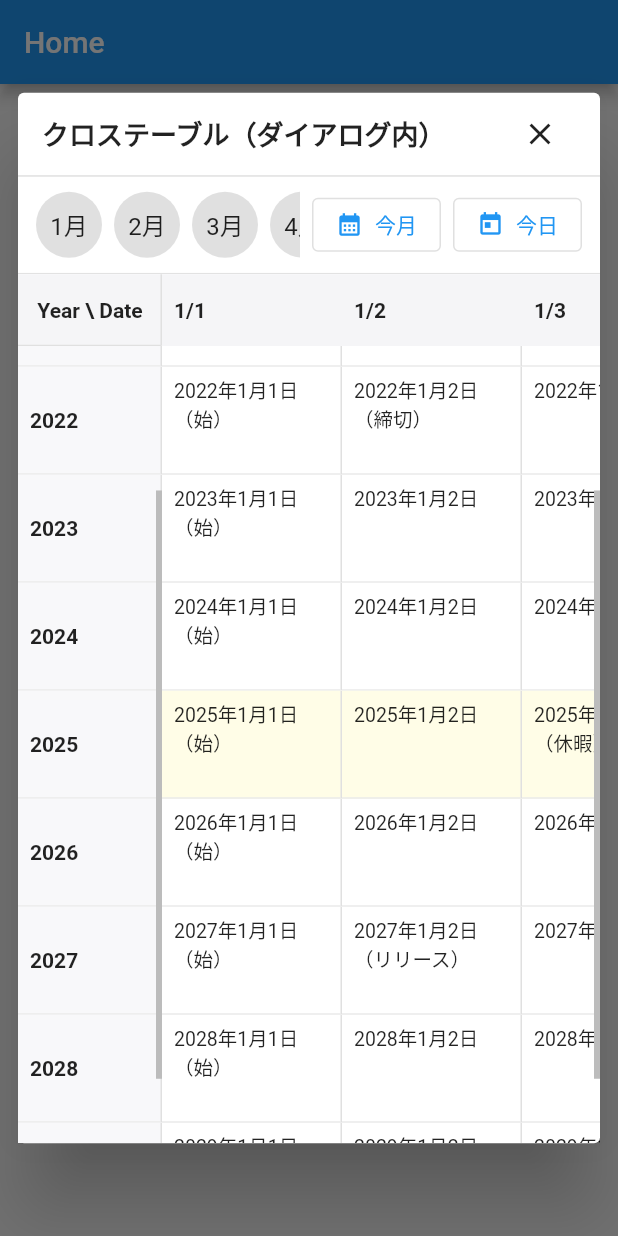
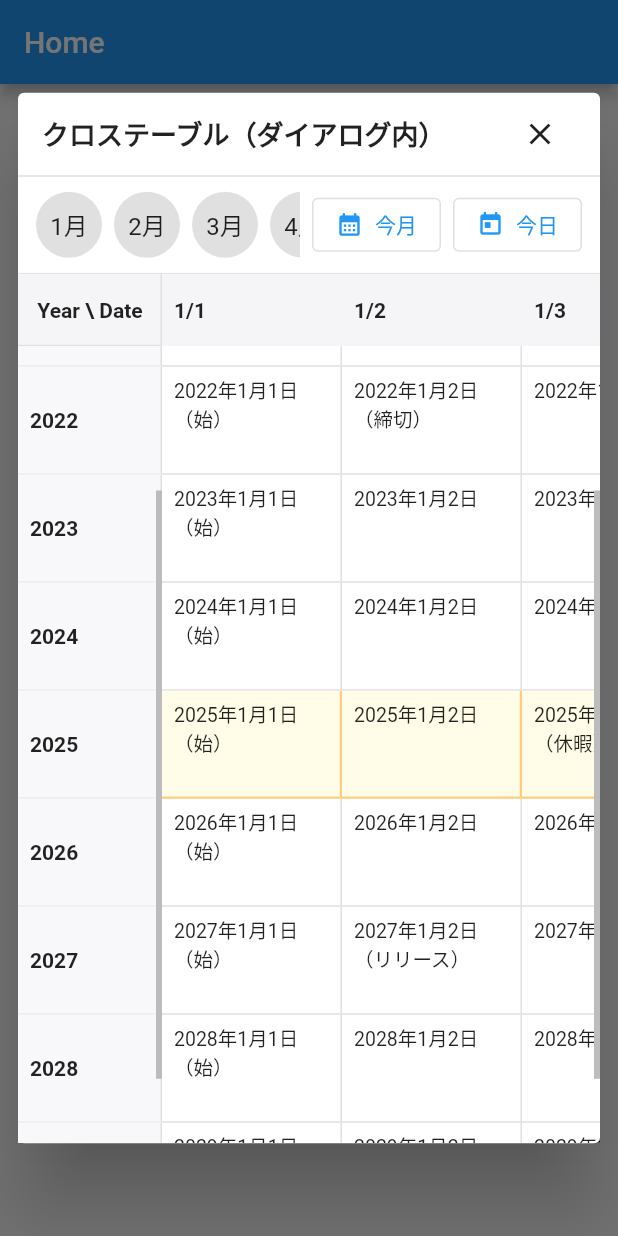
Before and after one commit to toyotarou/test_flutter_cross_table_sample, a Flutter app: the screen it shows after launch, after a tap on "カレンダーを開く（10年分＆ダミー多め）", on a phone screen of 412 x 824 dp. Run offline on Flutter 3.47's test engine with Material 3 defaults, Android fonts, the light colour scheme and no system bars; drawn by our look-alikes of scroll_to_index.

Commit message:
オレンジ色の枠線を追加

```diff
--- a/lib/screens/components/cross_calendar_alert.dart
+++ b/lib/screens/components/cross_calendar_alert.dart
@@ -45,7 +45,7 @@
   late final Map<String, int> _dayIndex;
   late final List<double> _prefixWidths;
 
-  double get _bodyTotalHeight => widget.rowHeights.sublist(1).reduce((a, b) => a + b);
+  double get _bodyTotalHeight => widget.rowHeights.sublist(1).reduce((double a, double b) => a + b);
 
   @override
   void initState() {
@@ -53,15 +53,16 @@
     _hHeaderCtrl = AutoScrollController(axis: Axis.horizontal);
     _hBodyCtrl = AutoScrollController(axis: Axis.horizontal);
 
-    final now = DateTime.now();
+    final DateTime now = DateTime.now();
     _currentMonth = now.month;
+    // ignore: always_specify_types
     _yearKeys = List.generate(widget.years.length, (_) => GlobalKey());
 
-    _monthStartIndex = {
-      for (var m = 1; m <= 12; m++)
-        m: widget.monthDays.indexWhere((md) => md.startsWith('${m.toString().padLeft(2, '0')}-')),
+    _monthStartIndex = <int, int>{
+      for (int m = 1; m <= 12; m++)
+        m: widget.monthDays.indexWhere((String md) => md.startsWith('${m.toString().padLeft(2, '0')}-')),
     };
-    _dayIndex = {for (int i = 0; i < widget.monthDays.length; i++) widget.monthDays[i]: i};
+    _dayIndex = <String, int>{for (int i = 0; i < widget.monthDays.length; i++) widget.monthDays[i]: i};
     _prefixWidths = List<double>.filled(widget.monthDays.length + 1, 0);
     for (int i = 1; i <= widget.monthDays.length; i++) {
       _prefixWidths[i] = _prefixWidths[i - 1] + widget.colWidths[i];
@@ -69,31 +70,47 @@
 
     // 横同期
     _hHeaderCtrl.addListener(() {
-      if (_syncingH) return;
+      if (_syncingH) {
+        return;
+      }
       _syncingH = true;
-      if (_hBodyCtrl.hasClients) _hBodyCtrl.jumpTo(_hHeaderCtrl.offset);
+      if (_hBodyCtrl.hasClients) {
+        _hBodyCtrl.jumpTo(_hHeaderCtrl.offset);
+      }
       _syncingH = false;
       _updateCurrentMonthByOffset(_hHeaderCtrl.offset);
     });
     _hBodyCtrl.addListener(() {
-      if (_syncingH) return;
+      if (_syncingH) {
+        return;
+      }
       _syncingH = true;
-      if (_hHeaderCtrl.hasClients) _hHeaderCtrl.jumpTo(_hBodyCtrl.offset);
+      if (_hHeaderCtrl.hasClients) {
+        _hHeaderCtrl.jumpTo(_hBodyCtrl.offset);
+      }
       _syncingH = false;
       _updateCurrentMonthByOffset(_hBodyCtrl.offset);
     });
 
     // 縦同期
     _vLeftCtrl.addListener(() {
-      if (_syncingV) return;
+      if (_syncingV) {
+        return;
+      }
       _syncingV = true;
-      if (_vBodyCtrl.hasClients) _vBodyCtrl.jumpTo(_vLeftCtrl.offset);
+      if (_vBodyCtrl.hasClients) {
+        _vBodyCtrl.jumpTo(_vLeftCtrl.offset);
+      }
       _syncingV = false;
     });
     _vBodyCtrl.addListener(() {
-      if (_syncingV) return;
+      if (_syncingV) {
+        return;
+      }
       _syncingV = true;
-      if (_vLeftCtrl.hasClients) _vLeftCtrl.jumpTo(_vBodyCtrl.offset);
+      if (_vLeftCtrl.hasClients) {
+        _vLeftCtrl.jumpTo(_vBodyCtrl.offset);
+      }
       _syncingV = false;
     });
 
@@ -107,26 +124,27 @@
   void _updateCurrentMonthByOffset(double dx) {
     int lo = 0, hi = widget.monthDays.length;
     while (lo < hi) {
-      final mid = (lo + hi) >> 1;
+      final int mid = (lo + hi) >> 1;
       if (_prefixWidths[mid] <= dx) {
         lo = mid + 1;
       } else {
         hi = mid;
       }
     }
-    final idx = (lo - 1).clamp(0, widget.monthDays.length - 1);
-    final md = widget.monthDays[idx];
-    final m = int.tryParse(md.substring(0, 2)) ?? 1;
+    final int idx = (lo - 1).clamp(0, widget.monthDays.length - 1);
+    final String md = widget.monthDays[idx];
+    final int m = int.tryParse(md.substring(0, 2)) ?? 1;
     if (m != _currentMonth) {
       setState(() => _currentMonth = m);
-      _ensureMonthButtonVisible(m, alignment: 0.5);
+      _ensureMonthButtonVisible(m);
     }
   }
 
   Future<void> _scrollToMonth(int month) async {
-    final idx = _monthStartIndex[month] ?? 0;
+    final int idx = _monthStartIndex[month] ?? 0;
     _syncingH = true;
-    await Future.wait([
+    // ignore: strict_raw_type, always_specify_types
+    await Future.wait(<Future>[
       _hHeaderCtrl.scrollToIndex(
         idx,
         preferPosition: AutoScrollPosition.begin,
@@ -139,17 +157,20 @@
       ),
     ]);
     _syncingH = false;
-    if (_currentMonth != month) setState(() => _currentMonth = month);
-    _ensureMonthButtonVisible(month, alignment: 0.5);
+    if (_currentMonth != month) {
+      setState(() => _currentMonth = month);
+    }
+    _ensureMonthButtonVisible(month);
   }
 
   Future<void> _scrollToTodayDay({bool fromInit = false}) async {
-    final now = DateTime.now();
-    final md = '${now.month.toString().padLeft(2, '0')}-${now.day.toString().padLeft(2, '0')}';
-    final idx = _dayIndex[md];
+    final DateTime now = DateTime.now();
+    final String md = '${now.month.toString().padLeft(2, '0')}-${now.day.toString().padLeft(2, '0')}';
+    final int? idx = _dayIndex[md];
     if (idx != null) {
       _syncingH = true;
-      await Future.wait([
+      // ignore: strict_raw_type, always_specify_types
+      await Future.wait(<Future>[
         _hHeaderCtrl.scrollToIndex(
           idx,
           preferPosition: AutoScrollPosition.begin,
@@ -166,15 +187,19 @@
       await _scrollToMonth(now.month);
     }
 
-    if (_currentMonth != now.month) setState(() => _currentMonth = now.month);
+    if (_currentMonth != now.month) {
+      setState(() => _currentMonth = now.month);
+    }
     _ensureMonthButtonVisible(now.month, alignment: fromInit ? (now.month >= 7 ? 1.0 : 0.0) : 0.5, animate: !fromInit);
-    _ensureYearVisible(_closestYearTo(now.year), alignment: 0.5, animate: !fromInit);
+    _ensureYearVisible(_closestYearTo(now.year), animate: !fromInit);
   }
 
   void _ensureMonthButtonVisible(int month, {double alignment = 0.5, bool animate = true}) {
-    final i = (month - 1).clamp(0, 11);
-    final ctx = _monthKeys[i].currentContext;
-    if (ctx == null) return;
+    final int i = (month - 1).clamp(0, 11);
+    final BuildContext? ctx = _monthKeys[i].currentContext;
+    if (ctx == null) {
+      return;
+    }
     Scrollable.ensureVisible(
       ctx,
       alignment: alignment,
@@ -184,10 +209,14 @@
   }
 
   void _ensureYearVisible(int year, {double alignment = 0.5, bool animate = true}) {
-    final idx = widget.years.indexOf(year.toString());
-    if (idx < 0 || idx >= _yearKeys.length) return;
-    final ctx = _yearKeys[idx].currentContext;
-    if (ctx == null) return;
+    final int idx = widget.years.indexOf(year.toString());
+    if (idx < 0 || idx >= _yearKeys.length) {
+      return;
+    }
+    final BuildContext? ctx = _yearKeys[idx].currentContext;
+    if (ctx == null) {
+      return;
+    }
     Scrollable.ensureVisible(
       ctx,
       alignment: alignment,
@@ -197,12 +226,14 @@
   }
 
   int _closestYearTo(int y) {
-    final idx = widget.years.indexOf(y.toString());
-    if (idx >= 0) return y;
-    final nums = widget.years.map(int.parse).toList()..sort();
+    final int idx = widget.years.indexOf(y.toString());
+    if (idx >= 0) {
+      return y;
+    }
+    final List<int> nums = widget.years.map(int.parse).toList()..sort();
     int best = nums.first, diff = (nums.first - y).abs();
-    for (final v in nums) {
-      final d = (v - y).abs();
+    for (final int v in nums) {
+      final int d = (v - y).abs();
       if (d < diff) {
         best = v;
         diff = d;
@@ -225,27 +256,27 @@
 
   @override
   Widget build(BuildContext context) {
-    final headerH = widget.headerHeight;
-    final leftW = widget.leftColWidth;
+    final double headerH = widget.headerHeight;
+    final double leftW = widget.leftColWidth;
 
-    final now = DateTime.now();
+    final DateTime now = DateTime.now();
 
     return Column(
-      children: [
+      children: <Widget>[
         // 上部の月ボタンバー
         SizedBox(
           height: 64,
           child: Row(
-            children: [
+            children: <Widget>[
               Expanded(
                 child: ListView.separated(
                   controller: _monthBarCtrl,
                   padding: const EdgeInsets.symmetric(horizontal: 12, vertical: 8),
                   scrollDirection: Axis.horizontal,
                   itemCount: 12,
-                  itemBuilder: (context, i) {
-                    final month = i + 1;
-                    final selected = month == _currentMonth;
+                  itemBuilder: (BuildContext context, int i) {
+                    final int month = i + 1;
+                    final bool selected = month == _currentMonth;
                     return Container(
                       key: _monthKeys[i],
                       child: GestureDetector(
@@ -267,7 +298,7 @@
                 padding: const EdgeInsets.only(right: 12),
                 child: Wrap(
                   spacing: 8,
-                  children: [
+                  children: <Widget>[
                     OutlinedButton.icon(
                       onPressed: () => _scrollToMonth(now.month),
                       icon: const Icon(Icons.calendar_month, size: 18),
@@ -289,7 +320,7 @@
         // テーブル本体
         Expanded(
           child: Stack(
-            children: [
+            children: <Widget>[
               // 左上固定セル
               Positioned(
                 left: 0,
@@ -305,7 +336,7 @@
                     ),
                   ),
                   child: Center(
-                    child: Text('Year \\ Date', style: TextStyle(fontWeight: FontWeight.bold)),
+                    child: Text(r'Year \ Date', style: TextStyle(fontWeight: FontWeight.bold)),
                   ),
                 ),
               ),
@@ -320,7 +351,8 @@
                   controller: _hHeaderCtrl,
                   scrollDirection: Axis.horizontal,
                   itemCount: widget.monthDays.length,
-                  itemBuilder: (_, idx) => AutoScrollTag(
+                  itemBuilder: (_, int idx) => AutoScrollTag(
+                    // ignore: always_specify_types
                     key: ValueKey('hheader_$idx'),
                     controller: _hHeaderCtrl,
                     index: idx,
@@ -341,8 +373,8 @@
                   child: ListView.builder(
                     controller: _vLeftCtrl,
                     itemCount: widget.years.length,
-                    itemBuilder: (context, i) {
-                      final year = widget.years[i];
+                    itemBuilder: (BuildContext context, int i) {
+                      final String year = widget.years[i];
                       return Container(
                         key: _yearKeys[i],
                         height: widget.rowHeights[i + 1],
@@ -379,7 +411,8 @@
                         controller: _hBodyCtrl,
                         scrollDirection: Axis.horizontal,
                         itemCount: widget.monthDays.length,
-                        itemBuilder: (_, colIdx) => AutoScrollTag(
+                        itemBuilder: (_, int colIdx) => AutoScrollTag(
+                          // ignore: always_specify_types
                           key: ValueKey('hbody_$colIdx'),
                           controller: _hBodyCtrl,
                           index: colIdx,
@@ -403,8 +436,8 @@
   // ===== セル描画ユーティリティ =====
 
   Widget _headerCell({required double width, required String md}) {
-    final label = _mdToSlash(md);
-    final isLeap = md == '02-29';
+    final String label = _mdToSlash(md);
+    final bool isLeap = md == '02-29';
     return Container(
       width: width,
       height: widget.headerHeight,
@@ -416,14 +449,14 @@
   }
 
   Widget _buildColumnOfYear({required String md, required double colWidth}) {
-    final today = DateTime.now();
-    final todayMd = '${today.month.toString().padLeft(2, '0')}-${today.day.toString().padLeft(2, '0')}';
-    final todayYear = today.year.toString();
+    final DateTime today = DateTime.now();
+    final String todayMd = '${today.month.toString().padLeft(2, '0')}-${today.day.toString().padLeft(2, '0')}';
+    final String todayYear = today.year.toString();
 
     return SizedBox(
       width: colWidth,
       child: Column(
-        children: [
+        children: <Widget>[
           for (int r = 0; r < widget.years.length; r++)
             _bodyCell(
               width: colWidth,
@@ -439,15 +472,17 @@
   }
 
   Widget _cellContent(String year, String md) {
-    final v = widget.data[year]?[md];
-    final fallback = _ymdJP(year, md);
+    final String? v = widget.data[year]?[md];
+    final String fallback = _ymdJP(year, md);
     return Text(v ?? fallback, maxLines: 2, overflow: TextOverflow.ellipsis, style: const TextStyle(fontSize: 13));
   }
 
   bool _isNonLeapFeb29(String year, String md) {
-    if (md != '02-29') return false;
-    final y = int.tryParse(year) ?? 0;
-    final isLeap = (y % 400 == 0) || (y % 4 == 0 && y % 100 != 0);
+    if (md != '02-29') {
+      return false;
+    }
+    final int y = int.tryParse(year) ?? 0;
+    final bool isLeap = (y % 400 == 0) || (y % 4 == 0 && y % 100 != 0);
     return !isLeap;
   }
 
@@ -455,7 +490,7 @@
 
   String _ymdJP(String y, String md) => '$y年${int.parse(md.substring(0, 2))}月${int.parse(md.substring(3, 5))}日';
 
-  /// 共通セル（今年＝薄黄色、本日＝濃い黄色、非閏年2/29＝灰＋斜線）
+  /// 共通セル（今年＝薄黄色＋薄オレンジ枠、本日＝濃黄＋濃オレンジ枠）
   Widget _bodyCell({
     required double width,
     required double height,
@@ -464,27 +499,35 @@
     bool isCurrentYear = false,
     bool isToday = false,
   }) {
+    // 背景色設定
     Color? bg;
     if (isDisabled) {
       bg = const Color(0xFFF0F0F0);
     } else if (isToday) {
-      bg = const Color(0xFFFFF59D); // ← 今日（濃い黄色）
+      bg = const Color(0xFFFFF59D); // 濃い黄色（今日）
     } else if (isCurrentYear) {
-      bg = const Color(0xFFFFFDE7); // ← 今年（薄黄色）
+      bg = const Color(0xFFFFFDE7); // 薄い黄色（今年）
+    }
+
+    // 枠線設定
+    BorderSide borderColor;
+    if (isToday) {
+      borderColor = const BorderSide(color: Color(0xFFFFB300), width: 2.0); // 濃いオレンジ
+    } else if (isCurrentYear) {
+      borderColor = const BorderSide(color: Color(0xFFFFCC80), width: 1.5); // 薄いオレンジ
+    } else {
+      borderColor = const BorderSide(color: Color(0xFFE0E0E0)); // 通常枠線
     }
 
     return Stack(
-      children: [
+      children: <Widget>[
         Container(width: width, height: height, color: bg),
         if (isDisabled) CustomPaint(size: Size(width, height), painter: DiagonalSlashPainter()),
         Container(
           width: width,
           height: height,
-          decoration: const BoxDecoration(
-            border: Border(
-              bottom: BorderSide(color: Color(0xFFEAEAEA)),
-              right: BorderSide(color: Color(0xFFE0E0E0)),
-            ),
+          decoration: BoxDecoration(
+            border: Border(bottom: borderColor, right: borderColor),
           ),
         ),
         Padding(padding: const EdgeInsets.symmetric(horizontal: 8, vertical: 6), child: child),
```
